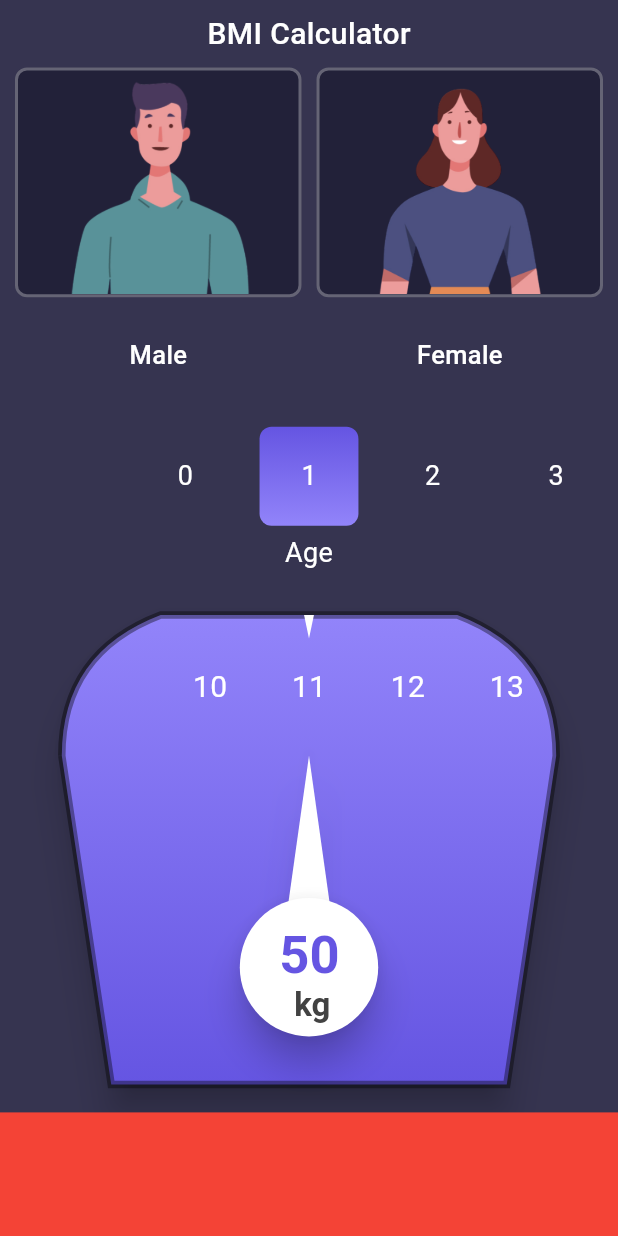
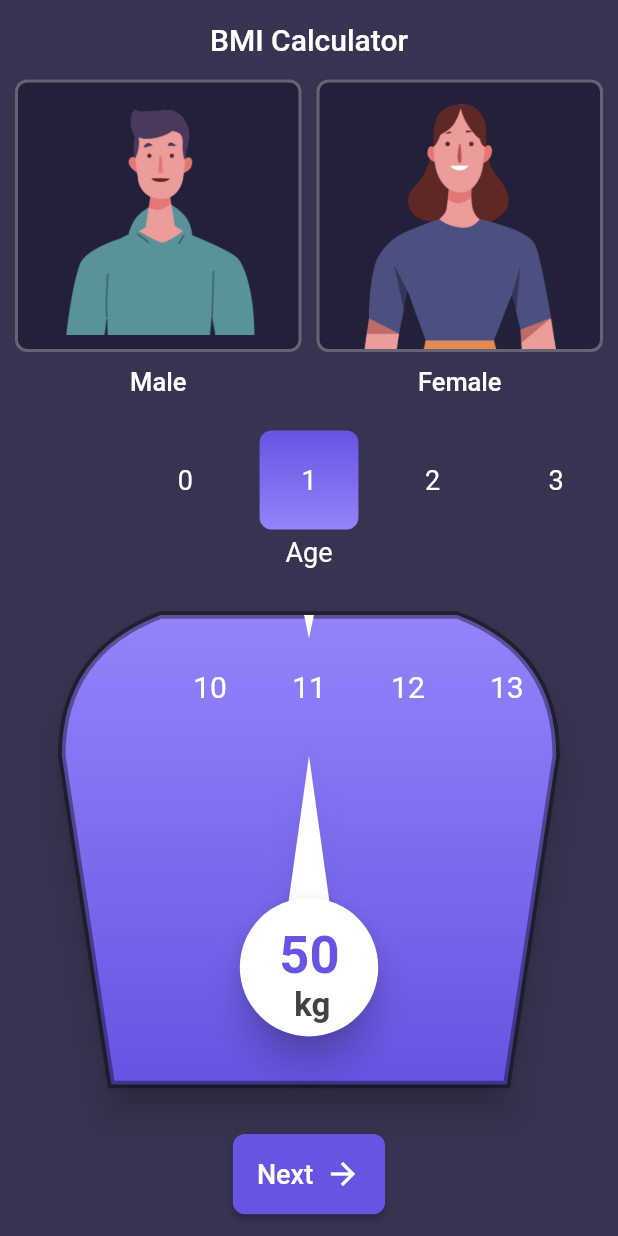
Before and after one commit to NouzNoushad/BMI_Calculator, a Flutter app: the screen it shows after launch, on a phone screen of 412 x 824 dp. Run offline on Flutter 3.47's test engine with Material 3 defaults, Android fonts, the phone set to English and light mode, and no system bars.

Commit message:
next button

```diff
--- a/lib/config/theme/app_theme.dart
+++ b/lib/config/theme/app_theme.dart
@@ -3,6 +3,6 @@ import 'package:flutter/material.dart';
 class AppTheme {
   static ThemeData get theme => ThemeData(
         colorScheme: ColorScheme.fromSeed(seedColor: Colors.deepPurple),
-        useMaterial3: true,
+        useMaterial3: false,
       );
 }
--- a/lib/features/presentation/screens/weight_screen/components/bottom_section.dart
+++ b/lib/features/presentation/screens/weight_screen/components/bottom_section.dart
@@ -69,8 +69,37 @@ class _BuildBottomSectionState extends State<BuildBottomSection> {
         )),
         const Expanded(flex: 3, child: BuildWeightDesign()),
         Container(
-          height: MediaQuery.of(context).size.height * 0.1,
-          color: Colors.red,
+          height: context.height * 0.1,
+          width: context.width,
+          color: Colors.transparent,
+          child: Center(
+            child: SizedBox(
+              height: context.height * 0.065,
+              child: ElevatedButton(
+                  onPressed: () {},
+                  style: ElevatedButton.styleFrom(
+                      backgroundColor: AppColors.blueColor,
+                      shape: RoundedRectangleBorder(
+                        borderRadius: BorderRadius.circular(8),
+                      )),
+                  child: const Row(
+                    mainAxisSize: MainAxisSize.min,
+                    children: [
+                      Text(
+                        'Next',
+                        style: TextStyle(color: Colors.white, fontSize: 18),
+                      ),
+                      SizedBox(
+                        width: 8,
+                      ),
+                      Icon(
+                        Icons.arrow_forward,
+                        color: Colors.white,
+                      )
+                    ],
+                  )),
+            ),
+          ),
         ),
       ],
     );
--- a/lib/features/presentation/screens/weight_screen/components/top_section.dart
+++ b/lib/features/presentation/screens/weight_screen/components/top_section.dart
@@ -7,10 +7,13 @@ class BuildTopSection extends StatelessWidget {
 
   @override
   Widget build(BuildContext context) {
-    return  Column(
+    return Column(
       children: [
         const Padding(
-            padding: EdgeInsets.all(8.0),
+          padding: EdgeInsets.symmetric(
+            horizontal: 10,
+            vertical: 15,
+          ),
           child: Text(
             'BMI Calculator',
             style: TextStyle(
@@ -39,7 +42,10 @@ class BuildTopSection extends StatelessWidget {
                                   Border.all(width: 2, color: Colors.white30),
                             ),
                             child: Image.asset('assets/male_half_size.png'))),
-                      const Expanded(
+                    const Padding(
+                      padding: EdgeInsets.symmetric(
+                        vertical: 10,
+                      ),
                       child: Center(
                           child: Text(
                         'Male',
@@ -48,7 +54,8 @@ class BuildTopSection extends StatelessWidget {
                           fontWeight: FontWeight.w500,
                           color: Colors.white,
                         ),
-                      )))
+                      )),
+                    )
                   ],
                 )),
                 const SizedBox(
@@ -67,9 +74,11 @@ class BuildTopSection extends StatelessWidget {
                               border:
                                   Border.all(width: 2, color: Colors.white30),
                             ),
-                              child:
-                                  Image.asset('assets/female_half_size.png'))),
-                      const Expanded(
+                            child: Image.asset('assets/female_half_size.png'))),
+                    const Padding(
+                      padding: EdgeInsets.symmetric(
+                        vertical: 10,
+                      ),
                       child: Center(
                           child: Text(
                         'Female',
@@ -78,7 +87,8 @@ class BuildTopSection extends StatelessWidget {
                           fontWeight: FontWeight.w500,
                           color: Colors.white,
                         ),
-                      )))
+                      )),
+                    )
                   ],
                 )),
               ],
```
Lines whose indentation alone changed are shown as unchanged.
